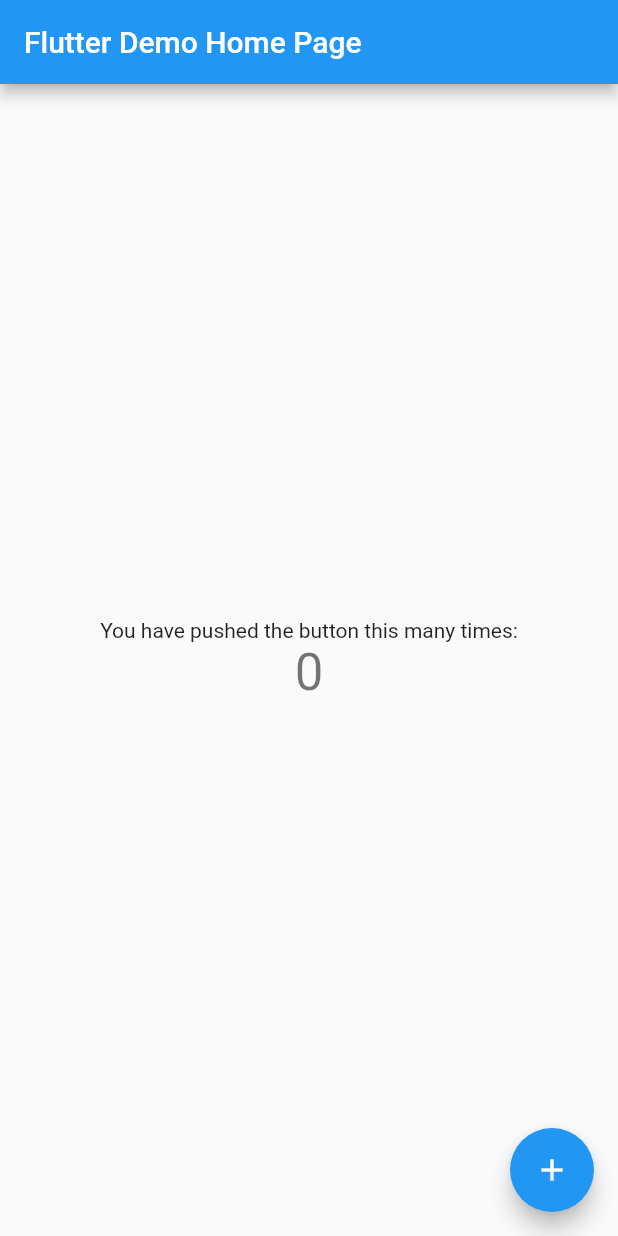
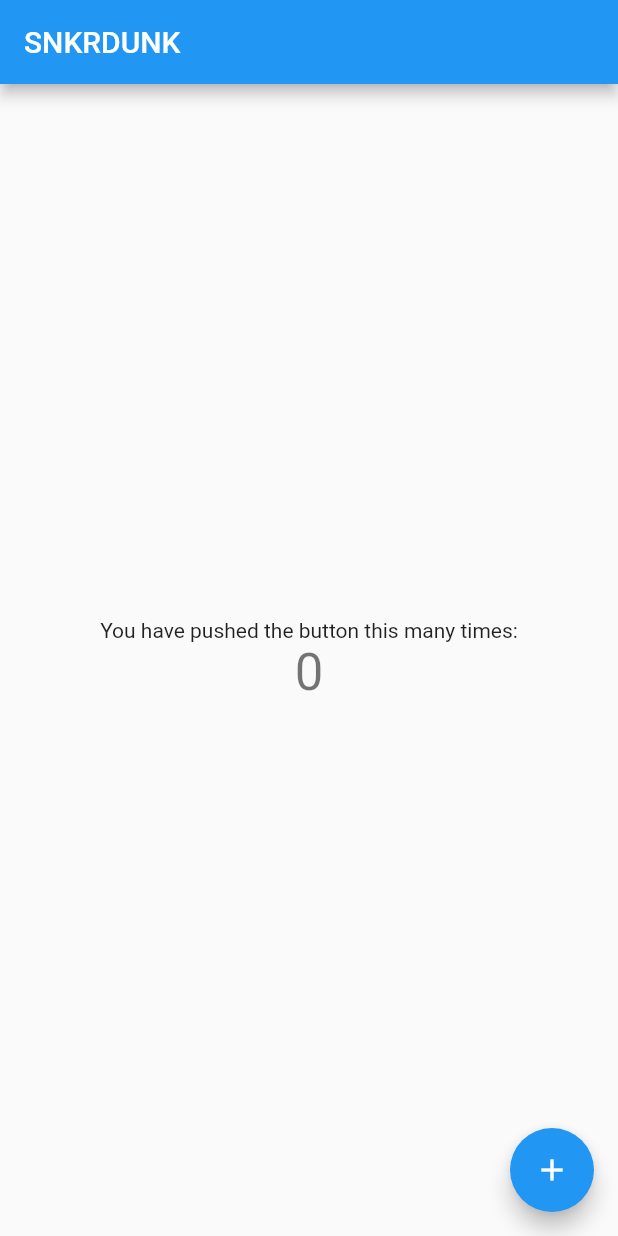
Before and after one commit to ohyeaho/snkrdunk_clone, a Flutter app: the screen it shows after launch, on a phone screen of 412 x 824 dp. Run offline on Flutter 3.47's test engine with Material 2 defaults, Android fonts, the phone set to English and light mode, and no system bars.

Commit message:
change title to SNKRDUNK

```diff
--- a/lib/main.dart
+++ b/lib/main.dart
@@ -8,11 +8,12 @@ class MyApp extends StatelessWidget {
   @override
   Widget build(BuildContext context) {
     return MaterialApp(
+      debugShowCheckedModeBanner: false,
       title: 'Flutter Demo',
       theme: ThemeData(
         primarySwatch: Colors.blue,
       ),
-      home: MyHomePage(title: 'Flutter Demo Home Page'),
+      home: MyHomePage(),
     );
   }
 }
@@ -39,7 +40,7 @@ class _MyHomePageState extends State<MyHomePage> {
   Widget build(BuildContext context) {
     return Scaffold(
       appBar: AppBar(
-        title: Text(widget.title),
+        title: Text('SNKRDUNK'),
       ),
       body: Center(
         child: Column(
```
